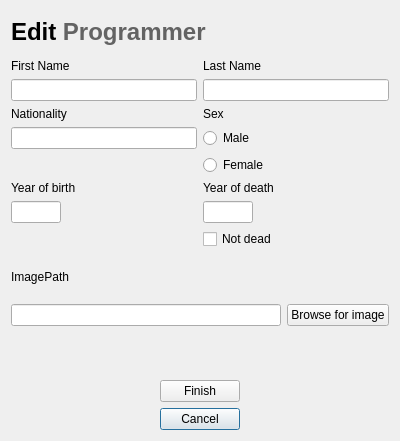
The window that editprogrammerdialog.ui (DORB/Verkur3GUI) describes before a commit, drawn with Qt 5.
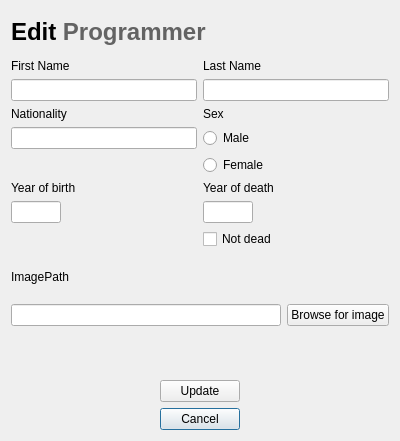
The same window after the commit.

Commit message: Breytti 'Finish' í 'Update'

Patch:
```diff
--- a/editprogrammerdialog.ui
+++ b/editprogrammerdialog.ui
@@ -215,7 +215,7 @@
         </size>
        </property>
        <property name="text">
-        <string>Finish</string>
+        <string>Update</string>
        </property>
       </widget>
      </item>
```
The commit also changes 1 other file.
